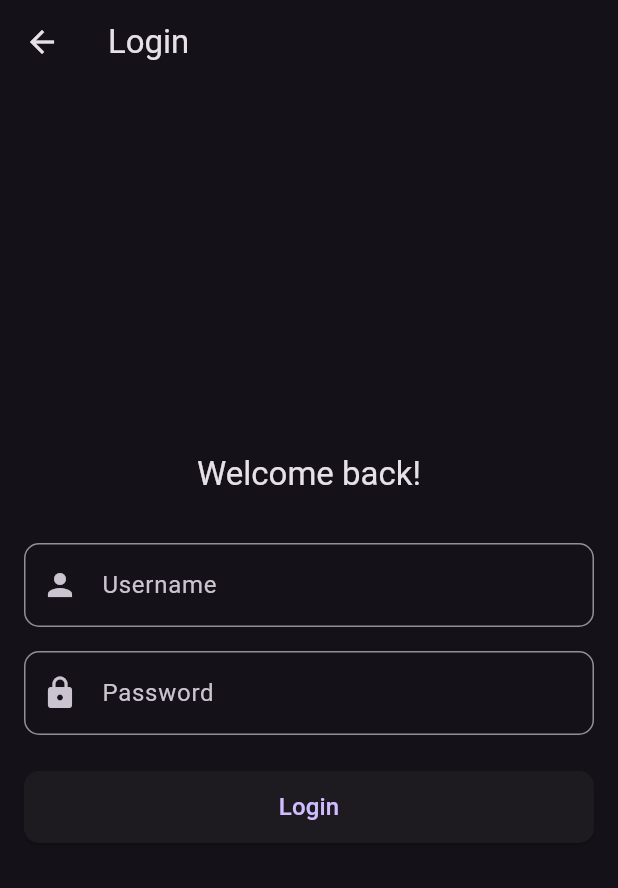
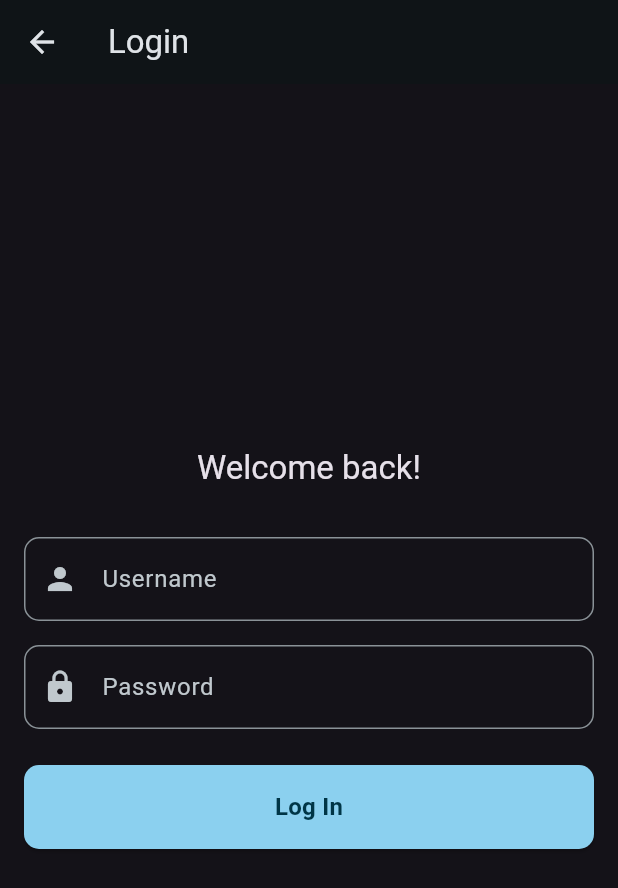
Before and after one commit to kywsta/flutter_chat_app, a Flutter app: the screen it shows after launch, after a tap on "Log In", on a phone screen of 412 x 824 dp. Shown: the top 888 px of the screen. Run offline on Flutter 3.47's test engine with Material 3 defaults, Android fonts, the phone set to English and light mode, and no system bars; our stand-ins replace dartz, dio, equatable, flutter_bloc, flutter_dotenv, get_it and 3 more; missing offline and left inert: gql; accounts and stored records are empty.

Commit message:
Improve app theme

```diff
--- a/lib/features/auth/presentation/login_page.dart
+++ b/lib/features/auth/presentation/login_page.dart
@@ -140,17 +140,20 @@ class _LoginPageState extends State<LoginPage> {
       final isLoading =
           context.select((LoginBloc bloc) => bloc.state is LoginLoading);
 
+      final theme = Theme.of(context);
+
       return SizedBox(
         width: double.infinity,
-        height: 48,
         child: ElevatedButton(
           onPressed: isLoading ? null : _login,
-          child: isLoading
-              ? const CircularProgressIndicator()
-              : const Text(
-                  'Login',
-                  style: TextStyle(fontSize: 16),
-                ),
+          style: ElevatedButton.styleFrom(
+            backgroundColor: theme.colorScheme.primary,
+            foregroundColor: theme.colorScheme.onPrimary,
+            textStyle: theme.textTheme.titleMedium!.copyWith(
+              fontWeight: FontWeight.bold,
+            ),
+          ),
+          child: isLoading ? const CircularProgressIndicator() : Text('Log In'),
         ),
       );
     });
--- a/lib/features/chat/presentation/pages/chats_screen.dart
+++ b/lib/features/chat/presentation/pages/chats_screen.dart
@@ -7,6 +7,7 @@ import 'package:flutter_chat_app/core/navigation/app_router.dart';
 import 'package:flutter_chat_app/features/chat/domain/graphql/get_chats.graphql.dart';
 import 'package:flutter_chat_app/features/chat/presentation/bloc/chat_list_bloc.dart';
 import 'package:flutter_chat_app/features/chat/routes.dart';
+import 'package:flutter_chat_app/shared/theme/app_theme_cubit.dart';
 
 class ChatsScreen extends StatefulWidget {
   const ChatsScreen({super.key});
@@ -44,9 +45,17 @@ class _ChatsScreenState extends State<ChatsScreen> {
     return AppBar(
       title: const Text('Chats'),
       actions: [
+        _buildThemeToggleButton(),
         _buildUserInfoButton(),
         _buildLogOutButton(),
       ],
+    );
+  }
+
+  Widget _buildThemeToggleButton() {
+    return IconButton(
+      onPressed: () => context.read<AppThemeCubit>().toggleTheme(),
+      icon: const Icon(Icons.brightness_6),
     );
   }
 
--- a/lib/shared/theme/app_theme.dart
+++ b/lib/shared/theme/app_theme.dart
@@ -10,15 +10,21 @@ class AppTheme {
   static ThemeData darkTheme = _buildDarkTheme();
 
   static ThemeData _buildLightTheme() {
-    return _buildTheme(ThemeData.light(useMaterial3: true));
+    return _buildTheme(ThemeData.light(useMaterial3: true), Brightness.light);
   }
 
   static ThemeData _buildDarkTheme() {
-    return _buildTheme(ThemeData.dark(useMaterial3: true));
+    return _buildTheme(ThemeData.dark(useMaterial3: true), Brightness.dark);
   }
 
-  static ThemeData _buildTheme(ThemeData base) {
+  static ThemeData _buildTheme(ThemeData base, Brightness brightness) {
+    final colorScheme = ColorScheme.fromSeed(
+      seedColor: Colors.blueGrey,
+      brightness: brightness,
+    );
+
     return base.copyWith(
+      colorScheme: colorScheme,
       actionIconTheme: ActionIconThemeData(
         backButtonIconBuilder: (BuildContext context) => Icon(Icons.arrow_back),
       ),
@@ -35,6 +41,11 @@ class AppTheme {
           minimumSize: const Size(double.infinity, _buttonHeight),
         ),
       ),
+      bottomNavigationBarTheme: BottomNavigationBarThemeData(
+        backgroundColor: colorScheme.surfaceContainer,
+        selectedItemColor: colorScheme.primary,
+        unselectedItemColor: colorScheme.onSurface,
+      ),
     );
   }
 }
```
